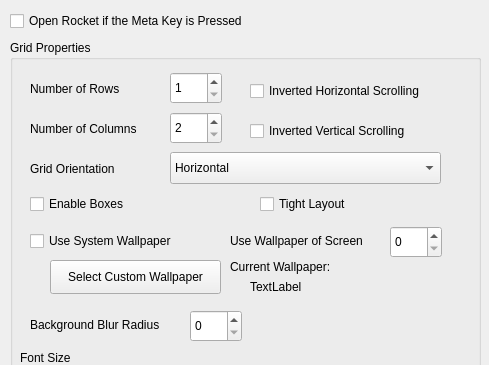
friciwolf/Rocket, file RocketDesigner/mainwindow.ui: the form before one commit; both pictures show x 0 to 489 and y 0 to 365 of the 489 by 659 pixel window.
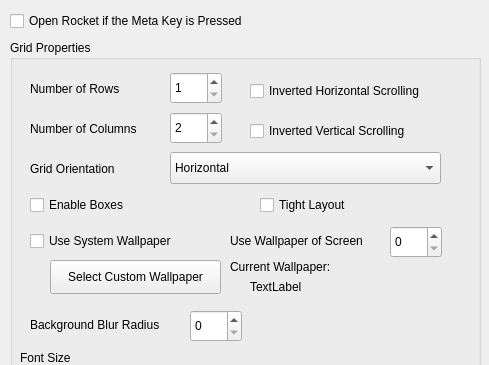
The form after the commit.

Commit message: Fixed tab order

```diff
--- a/RocketDesigner/mainwindow.ui
+++ b/RocketDesigner/mainwindow.ui
@@ -575,7 +575,7 @@
        <x>20</x>
        <y>154</y>
        <width>221</width>
-       <height>20</height>
+       <height>22</height>
       </rect>
      </property>
      <property name="toolTip">
@@ -686,7 +686,7 @@
        <x>250</x>
        <y>154</y>
        <width>211</width>
-       <height>20</height>
+       <height>22</height>
       </rect>
      </property>
      <property name="toolTip">
```
Left out of the diff: 1 changed line with no effect on the pictures. The commit also changes 1 other file.
